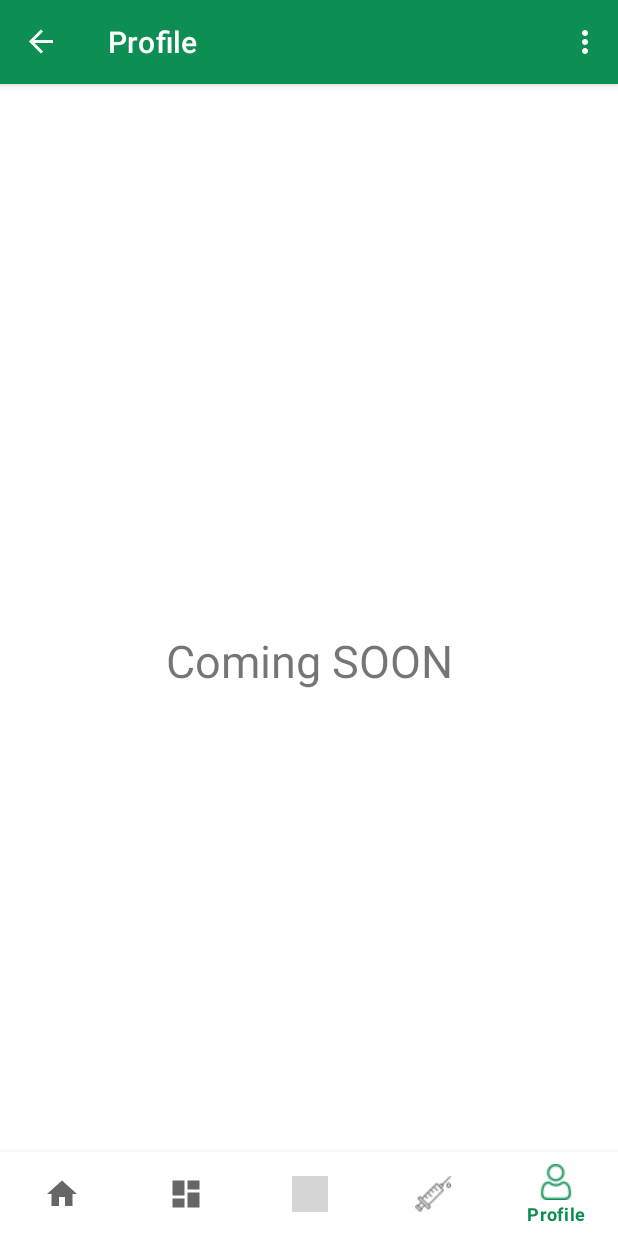
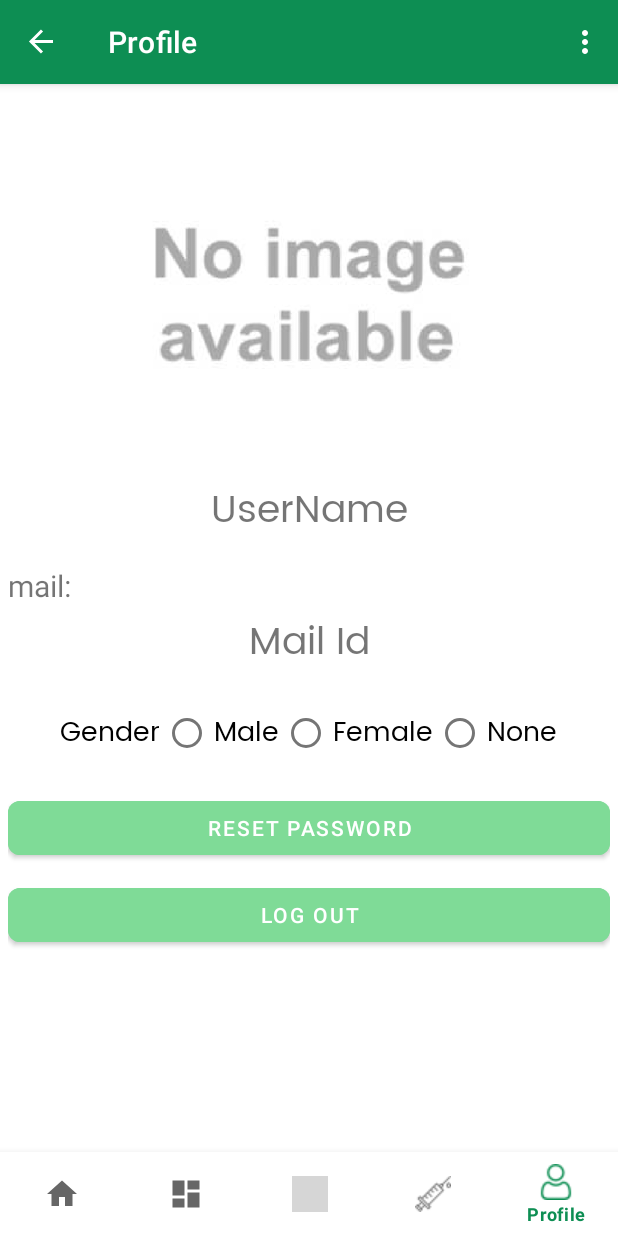
Before and after one commit to PuruPanda1/CovidSmasherAndroidApp, an Android app: the profileFragment screen opened through its navigation route, on a phone screen of 412 x 824 dp. Run offline under Robolectric (Android 15) with nearby library versions, the phone set to English and light mode, and no system bars; our stand-ins replace Firebase (no records; nobody signed in at launch, a user with empty details on screens opened directly), Picasso, Volley, navigation-ui; network calls fail; pictures from the network do not load; grey boxes are pictures that could not be loaded.

Commit message:
initial commit

```diff
--- a/app/src/main/java/com/purupanda/login/detailedNewsPage.java
+++ b/app/src/main/java/com/purupanda/login/detailedNewsPage.java
@@ -33,9 +33,12 @@ public class detailedNewsPage extends AppCompatActivity {
         binding.readMoreButton.setOnClickListener(new View.OnClickListener() {
             @Override
             public void onClick(View view) {
-                Intent in = new Intent(Intent.ACTION_VIEW);
-                in.setData(Uri.parse(newsUrl));
+                Uri webpage = Uri.parse(newsUrl);
+                Intent in = new Intent(Intent.ACTION_VIEW,webpage);
+//                in.setData(Uri.parse(newsUrl));
                 startActivity(in);
+//                Intent chooser = Intent.createChooser(in,null);
+//                startActivity(chooser);
             }
         });
     }
--- a/app/src/main/java/com/purupanda/login/ui/dashboard/DashboardFragment.java
+++ b/app/src/main/java/com/purupanda/login/ui/dashboard/DashboardFragment.java
@@ -83,7 +83,6 @@ public class DashboardFragment extends Fragment {
                             {
                                 int val = Integer.parseInt(newCases);
                                 totalRecovered = String.valueOf(round(val*0.7));
-                                Toast.makeText(getContext(), totalRecovered, Toast.LENGTH_SHORT).show();
                             }
                             binding.totalConfirmed.setText(totalConfirmed);
                             binding.totalDeath.setText(totalDeath);
--- a/app/src/main/res/layout/fragment_profile.xml
+++ b/app/src/main/res/layout/fragment_profile.xml
@@ -1,20 +1,114 @@
 <?xml version="1.0" encoding="utf-8"?>
-<androidx.constraintlayout.widget.ConstraintLayout xmlns:android="http://schemas.android.com/apk/res/android"
+<LinearLayout xmlns:android="http://schemas.android.com/apk/res/android"
     xmlns:app="http://schemas.android.com/apk/res-auto"
     xmlns:tools="http://schemas.android.com/tools"
     android:layout_width="match_parent"
     android:layout_height="match_parent"
+    android:orientation="vertical"
+    android:padding="5dp"
     tools:context=".ui.profile.profileFragment">
 
+    <ImageView
+        android:id="@+id/profilePhoto"
+        android:layout_width="wrap_content"
+        android:layout_height="250dp"
+        android:padding="3dp"
+        android:scaleType="centerCrop"
+        android:src="@drawable/image_not_available" />
 
     <TextView
-        android:id="@+id/textView3"
+        android:id="@+id/profileName"
+        android:layout_width="match_parent"
+        android:layout_height="wrap_content"
+        android:layout_marginTop="8dp"
+        android:fontFamily="@font/poppins"
+        android:gravity="center_horizontal"
+        android:text="UserName"
+        android:textSize="25sp" />
+
+    <TextView
+        android:id="@+id/textView8"
+        android:layout_width="match_parent"
+        android:layout_height="wrap_content"
+        android:layout_marginTop="15dp"
+        android:text="mail:"
+        android:textSize="20sp" />
+
+    <TextView
+        android:id="@+id/profileMail"
+        android:layout_width="match_parent"
+        android:layout_height="wrap_content"
+        android:layout_marginTop="3dp"
+        android:fontFamily="@font/poppins"
+        android:gravity="center_horizontal"
+        android:text="Mail Id"
+        android:textSize="25sp" />
+
+    <RadioGroup
+        android:id="@+id/profileGenderGroup"
         android:layout_width="wrap_content"
         android:layout_height="wrap_content"
-        android:text="Coming SOON"
-        android:textSize="30dp"
-        app:layout_constraintBottom_toBottomOf="parent"
-        app:layout_constraintEnd_toEndOf="parent"
-        app:layout_constraintStart_toStartOf="parent"
-        app:layout_constraintTop_toTopOf="parent" />
-</androidx.constraintlayout.widget.ConstraintLayout>
+        android:layout_gravity="center"
+        android:layout_marginTop="15dp"
+        android:orientation="horizontal">
+
+        <TextView
+            android:id="@+id/textView17"
+            android:layout_width="match_parent"
+            android:layout_height="wrap_content"
+            android:fontFamily="@font/poppins"
+            android:padding="2dp"
+            android:text="Gender"
+            android:textColor="@android:color/black"
+            android:textSize="18sp" />
+
+        <RadioButton
+            android:id="@+id/profileMaleRadioBtn"
+            android:layout_width="match_parent"
+            android:layout_height="wrap_content"
+            android:padding="2dp"
+            android:fontFamily="@font/poppins"
+            android:text="Male"
+            android:textSize="18sp" />
+
+        <RadioButton
+            android:id="@+id/prfoileFemaleRadioBtn"
+            android:layout_width="wrap_content"
+            android:layout_height="wrap_content"
+            android:fontFamily="@font/poppins"
+            android:layout_weight="1"
+            android:padding="2dp"
+            android:text="Female"
+            android:textSize="18sp" />
+
+        <RadioButton
+            android:id="@+id/profileNotToSayBtn"
+            android:layout_width="wrap_content"
+            android:layout_height="wrap_content"
+            android:fontFamily="@font/poppins"
+            android:layout_weight="1"
+            android:padding="2dp"
+            android:text="None"
+            android:textSize="18sp" />
+    </RadioGroup>
+
+    <Button
+        android:id="@+id/profileResetPasswordBtn"
+        android:layout_width="match_parent"
+        android:layout_height="wrap_content"
+        android:layout_marginTop="15dp"
+        android:backgroundTint="@color/mainScreenGreen"
+        android:text="Reset Password"
+        app:cornerRadius="8dp" />
+
+    <Button
+        android:id="@+id/profileLogOutBtn"
+        android:layout_width="match_parent"
+        android:layout_height="wrap_content"
+        android:layout_marginTop="10dp"
+        android:layout_marginBottom="5dp"
+        android:backgroundTint="@color/mainScreenGreen"
+        android:text="Log Out"
+        app:cornerRadius="8dp" />
+
+</LinearLayout>
```
Also changed, not shown: app/src/main/res/drawable/bottom_banner_image.jpg (added).
